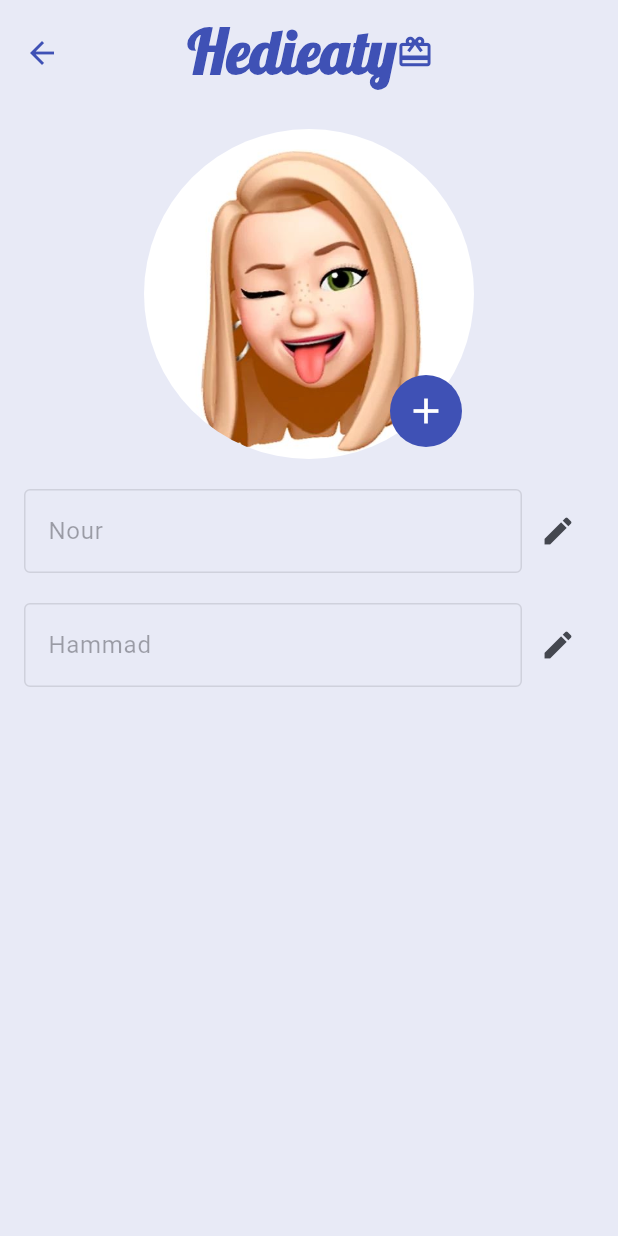
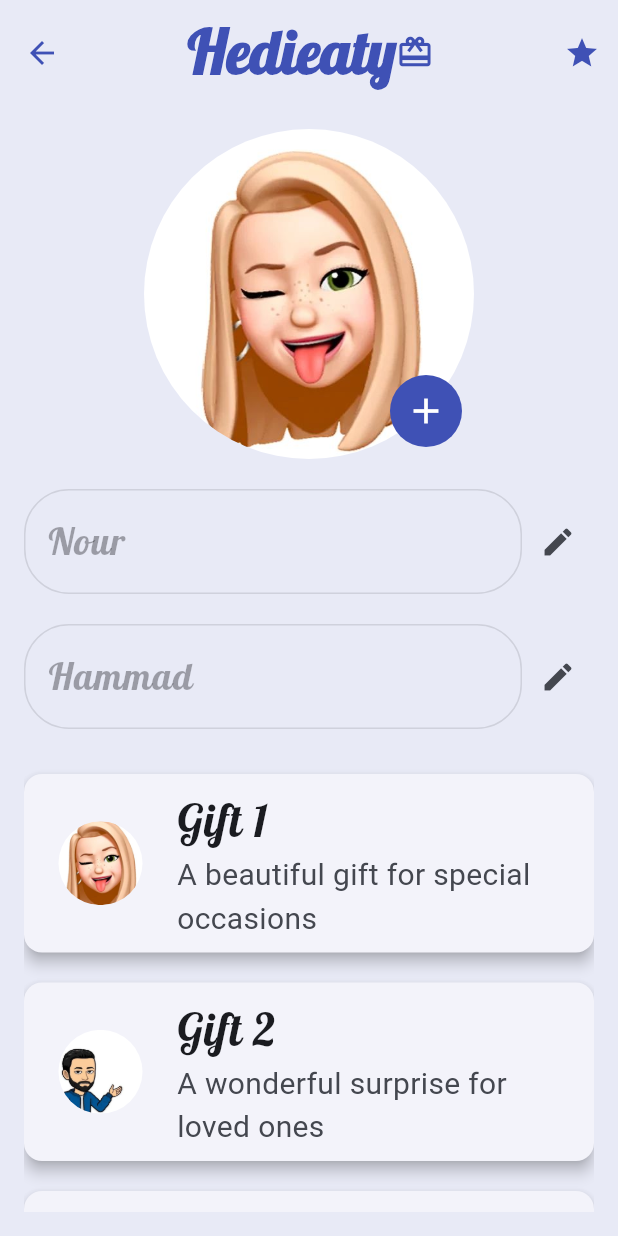
Before and after one commit to nourhammmad/Hedieaty-My-Gift-, a Flutter app: the MyProfile screen opened by its route, on a phone screen of 412 x 824 dp. Run offline on Flutter 3.47's test engine with Material 3 defaults, Android fonts, the light colour scheme and no system bars.

Commit message:
MyProfile done

```diff
--- a/lib/MyProfile.dart
+++ b/lib/MyProfile.dart
@@ -15,6 +15,16 @@ class _MyProfileState extends State<MyProfile> {
   // Sample values fetched from a database or user object
   String firstName = 'Nour';
   String lastName = 'Hammad';
+
+  // Sample list of gifts (can be fetched from a database in real use case)
+  final List<Map<String, String>> gifts = [
+    {'image': 'asset/pp1.jpg', 'title': 'Gift 1', 'event': 'A beautiful gift for special occasions'},
+    {'image': 'asset/pp2.jpg', 'title': 'Gift 2', 'event': 'A wonderful surprise for loved ones'},
+    {'image': 'asset/pp3.jpg', 'title': 'Gift 3', 'event': 'An unforgettable present for birthdays'},
+    {'image': 'asset/pp1.jpg', 'title': 'Gift 1', 'event': 'A beautiful gift for special occasions'},
+    {'image': 'asset/pp2.jpg', 'title': 'Gift 2', 'event': 'A wonderful surprise for loved ones'},
+    {'image': 'asset/pp3.jpg', 'title': 'Gift 3', 'event': 'An unforgettable present for birthdays'},
+  ];
 
   @override
   Widget build(BuildContext context) {
@@ -38,6 +48,15 @@ class _MyProfileState extends State<MyProfile> {
         ),
         titleSpacing: 69.0,
         toolbarHeight: 70,
+        actions: [
+          IconButton(
+
+            icon: const Icon(Icons.star, color: Colors.indigo), // Replace with your desired icon
+              onPressed: () {
+                Navigator.pushNamed(context, '/MyPledgedGiftsPage');
+              },
+          ),
+        ],
       ),
       body: Padding(
         padding: const EdgeInsets.all(16.0),
@@ -70,7 +89,9 @@ class _MyProfileState extends State<MyProfile> {
                         color: Colors.white, // Icon color
                         size: 28, // Size of the icon
                       ),
-                      onPressed: () {},
+                      onPressed: () {
+                        print(gifts);
+                      },
                     ),
                   ),
                 ],
@@ -83,10 +104,13 @@ class _MyProfileState extends State<MyProfile> {
               children: [
                 Expanded(
                   child: TextField(
+                    style: const TextStyle(fontFamily: "Lobster", fontSize: 25),
                     enabled: isFirstNameEditable,
                     controller: TextEditingController(text: firstName),
-                    decoration: const InputDecoration(
-                      border: OutlineInputBorder(),
+                    decoration: InputDecoration(
+                      border: OutlineInputBorder(
+                        borderRadius: BorderRadius.circular(30.0), // Adjust the value for desired curve
+                      ),
                       hintText: 'First Name',
                     ),
                     onChanged: (value) {
@@ -111,10 +135,13 @@ class _MyProfileState extends State<MyProfile> {
               children: [
                 Expanded(
                   child: TextField(
+                    style: const TextStyle(fontFamily: "Lobster", fontSize: 25),
                     enabled: isLastNameEditable,
                     controller: TextEditingController(text: lastName),
-                    decoration: const InputDecoration(
-                      border: OutlineInputBorder(),
+                    decoration: InputDecoration(
+                      border: OutlineInputBorder(
+                        borderRadius: BorderRadius.circular(30.0), // Adjust the value for desired curve
+                      ),
                       hintText: 'Last Name',
                     ),
                     onChanged: (value) {
@@ -132,9 +159,69 @@ class _MyProfileState extends State<MyProfile> {
                 ),
               ],
             ),
+            const SizedBox(height: 20), // Space between text fields and gift list
+
+            // Gift List
+            Expanded(
+              child: ListView.builder(
+                itemCount: gifts.length,
+                itemBuilder: (context, index) {
+                  final gift = gifts[index];
+                  return Card(
+                    elevation: 4.0,
+                    margin: const EdgeInsets.symmetric(vertical: 10.0),
+                    child: ListTile(
+                      leading: ClipOval(
+                        child: Container(
+                          width: 70,
+                          height: 70,
+                          decoration: BoxDecoration(
+                            shape: BoxShape.circle,
+                            image: DecorationImage(
+                              image: AssetImage(
+                                  gift['image'] ?? 'assets/default_image.png',
+                              ),
+                              fit: BoxFit.cover,
+                            ),
+                          ),
+
+                        ),
+                      ),
+                      title: Text(
+                        gift['title'] ?? 'Gift Name',
+                        style: const TextStyle(
+                          fontSize: 30,
+                          fontFamily: "Lobster",
+                        ),
+                      ),
+                      subtitle: Text(
+                        gift['event'] ?? 'Gift Description',
+                        style: const TextStyle(fontSize: 20),
+                      ),
+                    ),
+                  );
+                },
+              ),
+            ),
           ],
         ),
       ),
     );
   }
 }
+
+// Dummy Pledged Gifts Page
+class PledgedGiftsPage extends StatelessWidget {
+  @override
+  Widget build(BuildContext context) {
+    return Scaffold(
+      appBar: AppBar(
+        title: const Text("Pledged Gifts"),
+        backgroundColor: Colors.indigo,
+      ),
+      body: Center(
+        child: const Text("This is the Pledged Gifts Page."),
+      ),
+    );
+  }
+}
--- a/lib/main.dart
+++ b/lib/main.dart
@@ -2,6 +2,7 @@ import 'package:flutter/material.dart';
 import 'HomePage.dart';
 import 'FriendsPage.dart';
 import 'MyProfile.dart';
+import 'MyPledgedGiftsPage.dart';
 
 void main() {
   runApp(const MyApp());
@@ -24,6 +25,7 @@ class MyApp extends StatelessWidget {
         '/':(context)=>HomePage(),
         '/FriendsPage':(context)=>FriendsPage(),
         '/MyProfile':(context)=>MyProfile(),
+        '/MyPledgedGiftsPage':(context)=>MyPledgedGiftsPage(),
 
       }
     );
```
Also changed, not shown: lib/MyPledgedGiftsPage.dart (added, +38 -0 lines).
